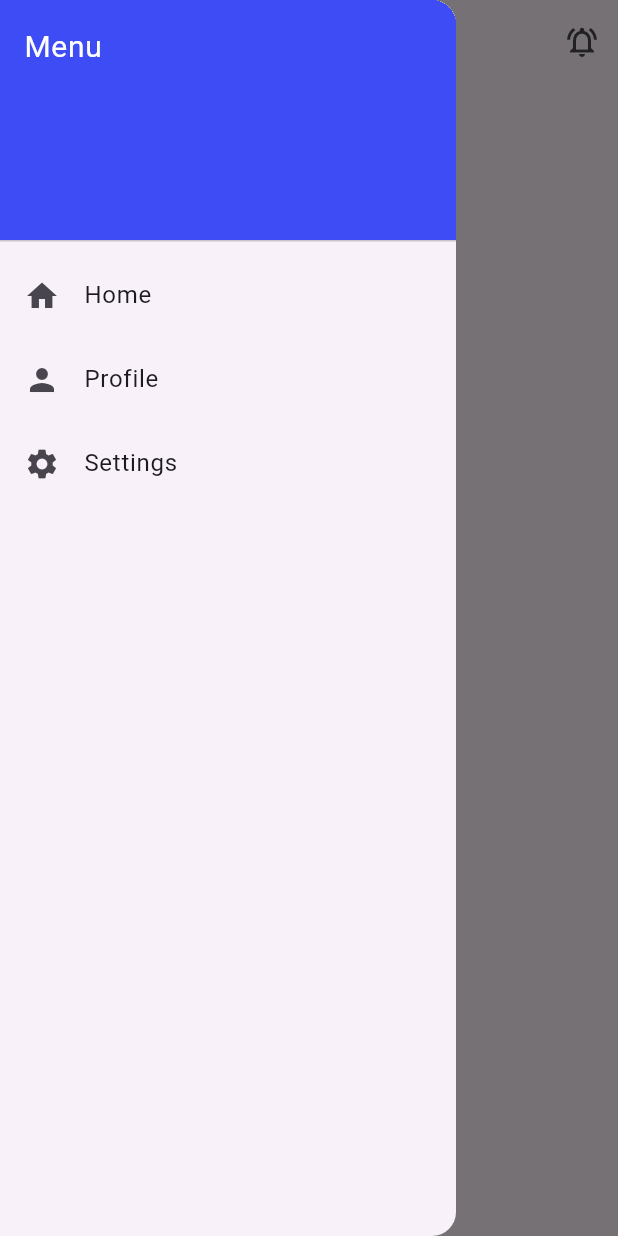
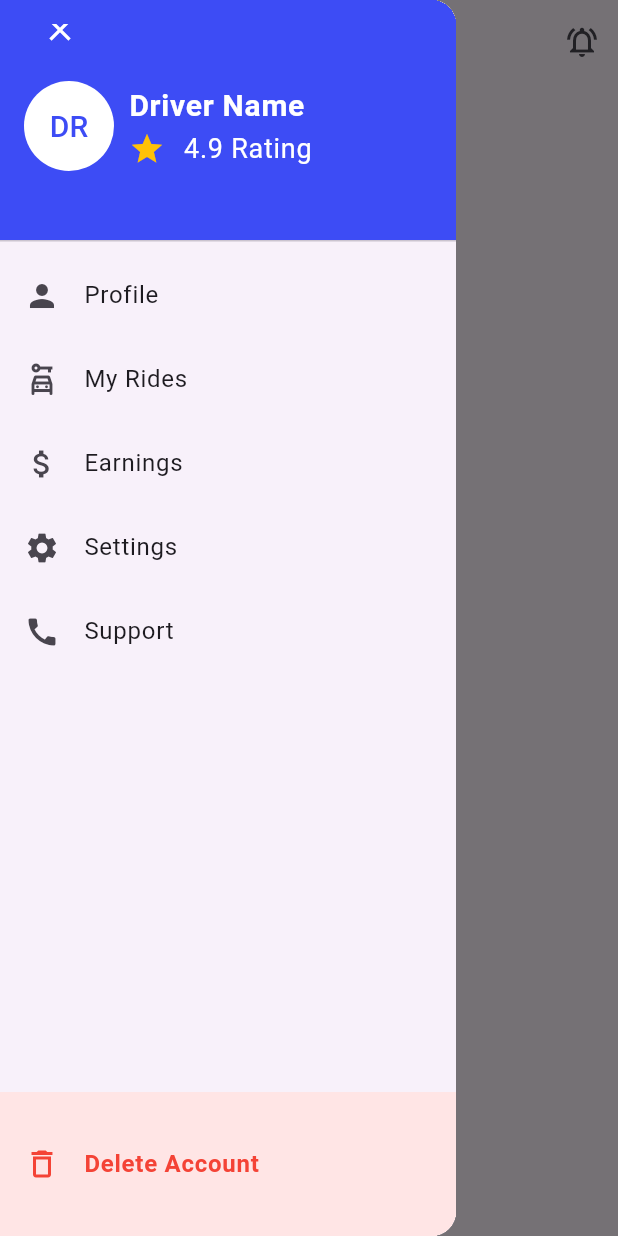
Before and after one commit to ADEDANCE/getin_driver, a Flutter app: the HomeScreen screen opened directly, with the side drawer open, on a phone screen of 412 x 824 dp. Run offline on Flutter 3.47's test engine with Material 3 defaults, Android fonts, the phone set to English and light mode, and no system bars; our stand-ins replace dotted_border, file_picker, flutter_screenutil, image_picker, permission_handler.

Commit message:
Create side nave

```diff
--- a/lib/home/home_screen.dart
+++ b/lib/home/home_screen.dart
@@ -1,4 +1,5 @@
 import 'package:flutter/material.dart';
+import 'package:flutter_screenutil/flutter_screenutil.dart';
 
 class HomeScreen extends StatefulWidget {
   const HomeScreen({super.key});
@@ -16,33 +17,130 @@ class _HomeScreenState extends State<HomeScreen> {
     return Scaffold(
       key: _scaffoldKey, // attach key to scaffold
       drawer: Drawer(
+        child: Column(
+          children: [
+            //  TOP CONTENT
+            Expanded(
               child: ListView(
                 padding: EdgeInsets.zero,
                 children: [
                   DrawerHeader(
-              decoration: const BoxDecoration(color: Color(0xFF3D4CF5)),
-              child: const Text(
-                "Menu",
-                style: TextStyle(color: Colors.white, fontSize: 20),
+                    decoration: const BoxDecoration(
+                      color: Color.fromRGBO(61, 76, 245, 1),
+                    ),
+                    child: Stack(
+                      children: [
+                        //  Cancel Button
+                        Positioned(
+                          top: -20,
+                          left: 0,
+                          child: IconButton(
+                            icon: Icon(Icons.close, color: Colors.white),
+                            onPressed: () {
+                              Navigator.pop(context); // close drawer
+                            },
                           ),
                         ),
-            ListTile(
-              leading: const Icon(Icons.home),
-              title: const Text("Home"),
-              onTap: () {
-                Navigator.pop(context); // close drawer
-              },
+                        Row(
+                          crossAxisAlignment: CrossAxisAlignment.center,
+                          children: [
+                            CircleAvatar(
+                              radius: 30,
+                              backgroundColor: Colors.white,
+                              child: Text(
+                                "DR",
+                                style: TextStyle(
+                                  color: Color(0xFF3D4CF5),
+                                  fontSize: 20,
+                                ),
+                              ),
+                            ),
+                            SizedBox(width: 10),
+                            Column(
+                              mainAxisAlignment: MainAxisAlignment.center,
+                              crossAxisAlignment: CrossAxisAlignment.start,
+                              children: [
+                                Text(
+                                  "Driver Name",
+                                  style: TextStyle(
+                                    color: Colors.white,
+                                    fontSize: 20,
+                                    fontWeight: FontWeight.bold,
+                                  ),
+                                ),
+                                Row(
+                                  children: [
+                                    Icon(Icons.star, color: Colors.amber),
+                                    SizedBox(width: 8.w),
+                                    Text(
+                                      " 4.9 Rating",
+                                      style: TextStyle(
+                                        color: Colors.white,
+                                        fontSize: 18,
+                                      ),
+                                    ),
+                                  ],
+                                ),
+                              ],
+                            ),
+                          ],
+                        ),
+                      ],
+                    ),
                   ),
                   ListTile(
                     leading: const Icon(Icons.person),
                     title: const Text("Profile"),
                     onTap: () {},
                   ),
-
+                  ListTile(
+                    leading: const Icon(Icons.car_rental_outlined),
+                    title: const Text("My Rides"),
+                    onTap: () {
+                      Navigator.pop(context); // close drawer
+                    },
+                  ),
+                  ListTile(
+                    leading: const Icon(Icons.attach_money),
+                    title: const Text("Earnings"),
+                    onTap: () {
+                      Navigator.pop(context); // close drawer
+                    },
+                  ),
                   ListTile(
                     leading: const Icon(Icons.settings),
                     title: const Text("Settings"),
                     onTap: () {},
+                  ),
+
+                  ListTile(
+                    leading: const Icon(Icons.call),
+                    title: const Text("Support"),
+                    onTap: () {},
+                  ),
+                ],
+              ),
+            ),
+            //  FOOTER SECTION
+            Container(
+              width: double.infinity,
+              padding: const EdgeInsets.symmetric(vertical: 20),
+              decoration: const BoxDecoration(
+                color: Color(0xFFFFE5E5), // light red background
+              ),
+              child: ListTile(
+                leading: const Icon(Icons.delete_outline, color: Colors.red),
+                title: const Text(
+                  "Delete Account",
+                  style: TextStyle(
+                    color: Colors.red,
+                    fontWeight: FontWeight.bold,
+                  ),
+                ),
+                onTap: () {
+                  // delete logic
+                },
+              ),
             ),
           ],
         ),
```
Lines whose indentation alone changed are shown as unchanged.
